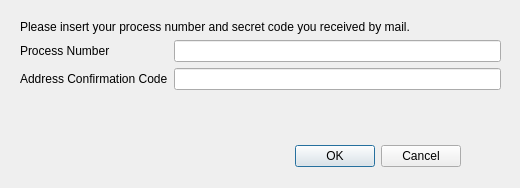
The window that pteid-mw-pt/_src/eidmw/eidgui/ChangeAddressDialog.ui (amagovpt/autenticacao.gov) describes before a commit, drawn with Qt 5.
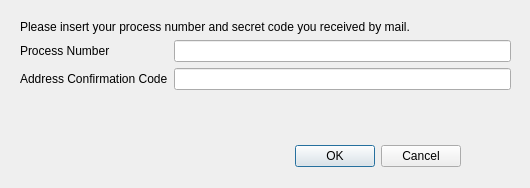
The same window after the commit.

Commit message: +10px in ChangeAddress dialog width

What changed in the file:
```diff
--- a/pteid-mw-pt/_src/eidmw/eidgui/ChangeAddressDialog.ui
+++ b/pteid-mw-pt/_src/eidmw/eidgui/ChangeAddressDialog.ui
@@ -6,7 +6,7 @@
    <rect>
     <x>0</x>
     <y>0</y>
-    <width>520</width>
+    <width>530</width>
     <height>188</height>
    </rect>
   </property>
@@ -34,7 +34,7 @@
     <rect>
      <x>20</x>
      <y>20</y>
-     <width>481</width>
+     <width>491</width>
      <height>101</height>
     </rect>
    </property>
```
